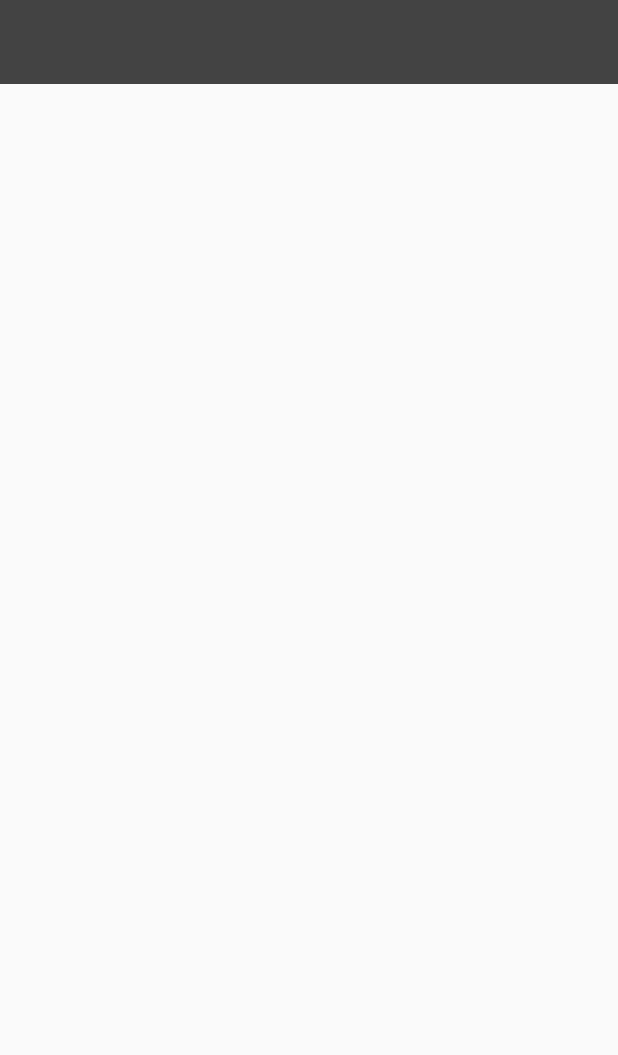
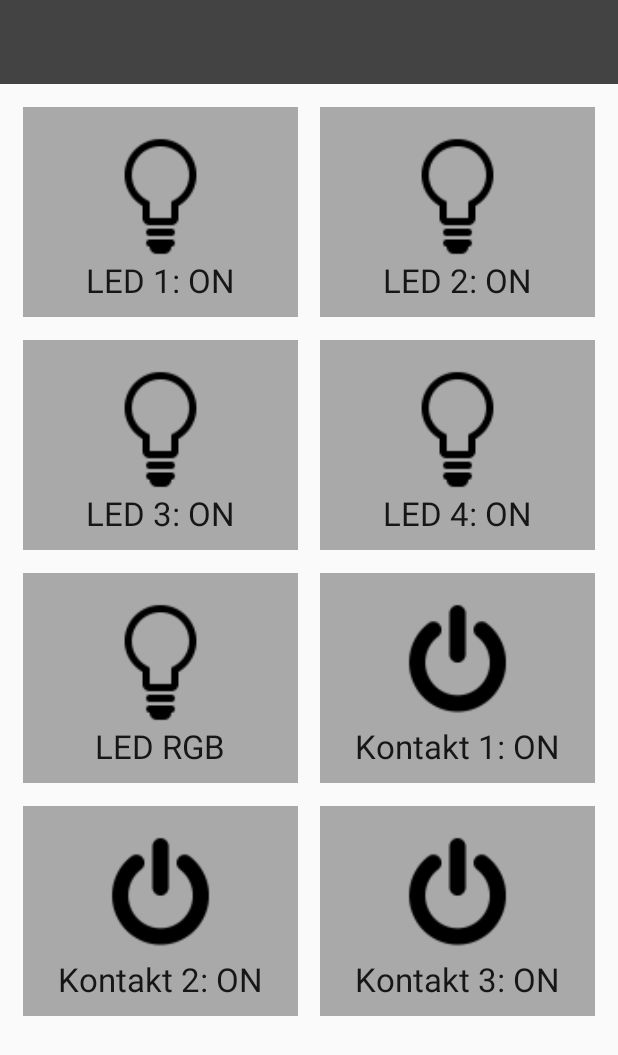
Before and after one commit to c1nek/SNOSandroid, an Android app: the MainActivity screen opened directly, with no data from a screen before it, in the side drawer, after a tap on "Kontrola", on a phone screen of 412 x 824 dp. Shown: the top 1055 px of the screen. Run offline under Robolectric (Android 15) with nearby library versions, the phone set to English and light mode, and no system bars; libraries missing offline, so code that uses them is left out: com.pes.androidmaterialcolorpickerdialog; 3 statements that could not run were skipped.

Commit message:
color picker: almost done
its imposubru to close it xD

```diff
--- a/SNOSand/app/build.gradle
+++ b/SNOSand/app/build.gradle
@@ -25,6 +25,7 @@ dependencies {
     compile 'com.android.support:appcompat-v7:23.1.1'
     compile 'com.android.support:support-v4:23.1.1'
     compile 'com.android.support:design:23.1.1'
+    compile 'com.pes.materialcolorpicker:library:1.0.1'
 }
 android {
     useLibrary 'org.apache.http.legacy'
--- a/SNOSand/app/src/main/AndroidManifest.xml
+++ b/SNOSand/app/src/main/AndroidManifest.xml
@@ -13,13 +13,15 @@
         android:theme="@style/AppTheme">
         <activity
             android:name=".LoginActivity"
-            android:label="CarCalc" >
+            android:label="snOS"
+            android:screenOrientation="portrait">
             <intent-filter>
                 <action android:name="android.intent.action.MAIN" />
                 <category android:name="android.intent.category.LAUNCHER" />
             </intent-filter>
         </activity>
-        <activity android:label="CarCalc" android:name=".MainActivity"/>
+        <activity android:label="snOS" android:name=".MainActivity"
+            android:screenOrientation="portrait"/>
     </application>
 
 </manifest>
--- a/SNOSand/app/src/main/java/com/dzordandev/snosand/MainActivity.java
+++ b/SNOSand/app/src/main/java/com/dzordandev/snosand/MainActivity.java
@@ -21,8 +21,6 @@ import java.util.List;
 
 public class MainActivity extends ActionBarActivity
         implements NavigationView.OnNavigationItemSelectedListener {
-
-
 
     carDetails carInfo;
 
@@ -99,7 +97,7 @@ public class MainActivity extends ActionBarActivity
                 break;
             case R.id.nav_switches:
                 fragmentManager.beginTransaction()
-                        .replace(R.id.cointainer, FuelFragment.newInstance())
+                        .replace(R.id.cointainer, SwitchesFragment.newInstance())
                         .commit();
                 break;
             case R.id.nav_charts:
--- /dev/null
+++ b/SNOSand/app/src/main/java/com/dzordandev/snosand/SwitchesFragment.java
@@ -0,0 +1,81 @@
+package com.dzordandev.snosand;
+
+import android.graphics.Color;
+import android.os.Bundle;
+import android.support.v4.app.Fragment;
+import android.view.LayoutInflater;
+import android.view.View;
+import android.view.ViewGroup;
+import android.widget.Button;
+import android.widget.ImageView;
+
+import com.pes.androidmaterialcolorpickerdialog.ColorPicker;
+
+/**
+ * Created by marci on 26.01.2016.
+ */
+public class SwitchesFragment extends Fragment {
+
+
+
+    ImageView rgb_button;
+    ColorPicker cp;
+    int selectedColorR, selectedColorG, selectedColorB;
+    int selectedColorRGB;
+
+    public static SwitchesFragment newInstance() {
+        SwitchesFragment fragment = new SwitchesFragment();
+        return fragment;
+    }
+
+    public SwitchesFragment() {
+    }
+
+    @Override
+    public View onCreateView(LayoutInflater inflater, ViewGroup container, Bundle savedInstanceState) {
+        View rootView = inflater.inflate(R.layout.switches_layout, container, false);
+
+        cp = new ColorPicker(getActivity(), 150, 150, 150);
+
+        rgb_button = (ImageView) rootView.findViewById(R.id.RGB_image);
+        rgb_button.setOnClickListener(rgbButtonOnClickListener);
+
+       // producentValue = (TextView) myInflatedView.findViewById(R.id.brand);
+
+
+        return rootView;
+    }
+
+    private ImageView.OnClickListener rgbButtonOnClickListener = new ImageView.OnClickListener() {
+        public void onClick(View arg0) {
+            cp.show();
+        }
+        };
+
+
+
+    /*
+    Button okColor = (Button)cp.findViewById(R.id.okColorButton);
+
+    okColor.setOnClickListener(new View.OnClickListener() {
+        @Override
+        public void onClick(View v) {
+
+            selectedColorR = cp.getRed();
+            selectedColorG = cp.getGreen();
+            selectedColorB = cp.getBlue();
+
+            selectedColorRGB = cp.getColor();
+
+            cp.dismiss();
+        }
+    });
+
+
+    @Override
+    public void onAttach(Activity activity) {
+        super.onAttach(activity);
+        ((MainActivity) activity).onSectionAttached(1);
+    }
+    */
+}
--- /dev/null
+++ b/SNOSand/app/src/main/res/layout-port/switches_layout.xml
@@ -0,0 +1,267 @@
+<?xml version="1.0" encoding="utf-8"?>
+<RelativeLayout xmlns:android="http://schemas.android.com/apk/res/android"
+    android:orientation="vertical" android:layout_width="match_parent"
+    android:layout_height="match_parent"
+    android:id="@+id/dataLay">
+
+
+    <ScrollView
+        android:layout_width="match_parent"
+        android:layout_height="match_parent"
+        android:id="@+id/scrollView"
+        android:layout_alignParentTop="true"
+        android:layout_alignParentStart="true" >
+
+        <TableLayout xmlns:android="http://schemas.android.com/apk/res/android"
+            android:id="@+id/tableLayout1"
+            android:layout_width="match_parent"
+            android:layout_height="wrap_content"
+            android:stretchColumns="0,1">
+
+        <TableRow
+            android:id="@+id/tableRow1"
+            android:layout_width="fill_parent"
+            android:layout_height="wrap_content">
+
+
+            <FrameLayout
+                android:layout_width="match_parent"
+                android:layout_height="140dp"
+                android:layout_marginLeft="15dp"
+                android:layout_marginTop="15dp"
+                android:layout_marginRight="7.5dp"
+                android:background="@color/colorPrimary"
+                android:id="@+id/led1_layout">
+
+                <ImageView
+                    android:layout_width="86dp"
+                    android:layout_height="86dp"
+                    android:id="@+id/imageView"
+                    android:layout_gravity="center"
+                    android:src="@mipmap/ic_bulb"
+                    android:layout_marginBottom="10dp" />
+
+                <TextView
+                    android:layout_width="wrap_content"
+                    android:layout_height="wrap_content"
+                    android:textAppearance="?android:attr/textAppearanceLarge"
+                    android:text="LED 1: ON"
+                    android:id="@+id/led1_status"
+                    android:layout_gravity="center_horizontal|bottom"
+                    android:layout_marginBottom="10dp" />
+            </FrameLayout>
+
+            <FrameLayout
+                android:layout_width="match_parent"
+                android:layout_height="140dp"
+                android:layout_marginLeft="7.5dp"
+                android:layout_marginTop="15dp"
+                android:layout_marginRight="15dp"
+                android:background="@color/colorPrimary"
+                android:id="@+id/led2_layout">
+
+                <ImageView
+                    android:layout_width="86dp"
+                    android:layout_height="86dp"
+                    android:id="@+id/imageView2"
+                    android:layout_gravity="center"
+                    android:src="@mipmap/ic_bulb"
+                    android:layout_marginBottom="10dp" />
+
+                <TextView
+                    android:layout_width="wrap_content"
+                    android:layout_height="wrap_content"
+                    android:textAppearance="?android:attr/textAppearanceLarge"
+                    android:text="LED 2: ON"
+                    android:id="@+id/led2_status"
+                    android:layout_gravity="center_horizontal|bottom"
+                    android:layout_marginBottom="10dp" />
+            </FrameLayout>
+        </TableRow>
+
+            <TableRow
+                android:id="@+id/tableRow2"
+                android:layout_width="fill_parent"
+                android:layout_height="wrap_content" >
+
+                <FrameLayout
+                    android:layout_width="match_parent"
+                    android:layout_height="140dp"
+                    android:layout_marginLeft="15dp"
+                    android:layout_marginTop="15dp"
+                    android:layout_marginRight="7.5dp"
+                    android:background="@color/colorPrimary"
+                    android:id="@+id/frameLayout" >
+
+                    <ImageView
+                        android:layout_width="86dp"
+                        android:layout_height="86dp"
+                        android:id="@+id/imageView4"
+                        android:layout_gravity="center"
+                        android:src="@mipmap/ic_bulb"
+                        android:layout_marginBottom="10dp" />
+
+                    <TextView
+                        android:layout_width="wrap_content"
+                        android:layout_height="wrap_content"
+                        android:textAppearance="?android:attr/textAppearanceLarge"
+                        android:text="LED 3: ON"
+                        android:id="@+id/led3_status"
+                        android:layout_gravity="center_horizontal|bottom"
+                        android:layout_marginBottom="10dp" />
+                </FrameLayout>
+
+                <FrameLayout
+                    android:layout_width="match_parent"
+                    android:layout_height="140dp"
+                    android:layout_marginLeft="7.5dp"
+                    android:layout_marginTop="15dp"
+                    android:layout_marginRight="15dp"
+                    android:background="@color/colorPrimary"
+                    android:id="@+id/frameLayout2" >
+
+                    <ImageView
+                        android:layout_width="86dp"
+                        android:layout_height="86dp"
+                        android:id="@+id/imageView5"
+                        android:layout_gravity="center"
+                        android:src="@mipmap/ic_bulb"
+                        android:layout_marginBottom="10dp" />
+
+                    <TextView
+                        android:layout_width="wrap_content"
+                        android:layout_height="wrap_content"
+                        android:textAppearance="?android:attr/textAppearanceLarge"
+                        android:text="LED 4: ON"
+                        android:id="@+id/les4_status"
+                        android:layout_gravity="center_horizontal|bottom"
+                        android:layout_marginBottom="10dp" />
+                </FrameLayout>
+            </TableRow>
+
+            <TableRow
+                android:id="@+id/tableRow3"
+                android:layout_width="fill_parent"
+                android:layout_height="wrap_content" >
+
+                <FrameLayout
+                    android:layout_width="match_parent"
+                    android:layout_height="140dp"
+                    android:layout_marginLeft="15dp"
+                    android:layout_marginTop="15dp"
+                    android:layout_marginRight="7.5dp"
+                    android:background="@color/colorPrimary"
+                    android:id="@+id/frameLayout3" >
+
+                    <ImageView
+                        android:layout_width="86dp"
+                        android:layout_height="86dp"
+                        android:id="@+id/RGB_image"
+                        android:layout_gravity="center"
+                        android:src="@mipmap/ic_bulb"
+                        android:layout_marginBottom="10dp" />
+
+                    <TextView
+                        android:layout_width="wrap_content"
+                        android:layout_height="wrap_content"
+                        android:textAppearance="?android:attr/textAppearanceLarge"
+                        android:text="LED RGB"
+                        android:id="@+id/rgb_status"
+                        android:layout_gravity="center_horizontal|bottom"
+                        android:layout_marginBottom="10dp" />
+                </FrameLayout>
+
+                <FrameLayout
+                    android:layout_width="match_parent"
+                    android:layout_height="140dp"
+                    android:layout_marginLeft="7.5dp"
+                    android:layout_marginTop="15dp"
+                    android:layout_marginRight="15dp"
+                    android:background="@color/colorPrimary"
+                    android:id="@+id/frameLayout4" >
+
+                    <ImageView
+                        android:layout_width="86dp"
+                        android:layout_height="86dp"
+                        android:id="@+id/imageView7"
+                        android:layout_gravity="center"
+                        android:src="@mipmap/ic_onoff"
+                        android:layout_marginBottom="10dp" />
+
+                    <TextView
+                        android:layout_width="wrap_content"
+                        android:layout_height="wrap_content"
+                        android:textAppearance="?android:attr/textAppearanceLarge"
+                        android:text="Kontakt 1: ON"
+                        android:id="@+id/switch1_status"
+                        android:layout_gravity="center_horizontal|bottom"
+                        android:layout_marginBottom="10dp" />
+                </FrameLayout>
+            </TableRow>
+
+            <TableRow
+                android:id="@+id/tableRow4"
+                android:layout_width="fill_parent"
+                android:layout_height="wrap_content" >
+
+                <FrameLayout
+                    android:layout_width="match_parent"
+                    android:layout_height="140dp"
+                    android:layout_marginLeft="15dp"
+                    android:layout_marginTop="15dp"
+                    android:layout_marginRight="7.5dp"
+                    android:background="@color/colorPrimary"
+                    android:id="@+id/frameLayout5"
+                    android:layout_marginBottom="15dp">
+
+                    <TextView
+                        android:layout_width="wrap_content"
+                        android:layout_height="wrap_content"
+                        android:textAppearance="?android:attr/textAppearanceLarge"
+                        android:text="Kontakt 2: ON"
+                        android:id="@+id/switch2_status"
+                        android:layout_gravity="center_horizontal|bottom"
+                        android:layout_marginBottom="10dp" />
+
+                    <ImageView
+                        android:layout_width="86dp"
+                        android:layout_height="86dp"
+                        android:id="@+id/imageView8"
+                        android:layout_gravity="center"
+                        android:src="@mipmap/ic_onoff"
+                        android:layout_marginBottom="10dp" />
+                </FrameLayout>
+
+                <FrameLayout
+                    android:layout_width="match_parent"
+                    android:layout_height="140dp"
+                    android:layout_marginLeft="7.5dp"
+                    android:layout_marginTop="15dp"
+                    android:layout_marginRight="15dp"
+                    android:background="@color/colorPrimary"
+                    android:id="@+id/frameLayout6"
+                    android:layout_marginBottom="15dp">
+
+                    <TextView
+                        android:layout_width="wrap_content"
+                        android:layout_height="wrap_content"
+                        android:textAppearance="?android:attr/textAppearanceLarge"
+                        android:text="Kontakt 3: ON"
+                        android:id="@+id/switch3_status"
+                        android:layout_gravity="center_horizontal|bottom"
+                        android:layout_marginBottom="10dp" />
+
+                    <ImageView
+                        android:layout_width="86dp"
+                        android:layout_height="86dp"
+                        android:id="@+id/imageView9"
+                        android:layout_gravity="center"
+                        android:src="@mipmap/ic_onoff"
+                        android:layout_marginBottom="10dp" />
+                </FrameLayout>
+            </TableRow>
+        </TableLayout>
+    </ScrollView>
+
+
+</RelativeLayout>
--- a/SNOSand/build.gradle
+++ b/SNOSand/build.gradle
@@ -6,6 +6,9 @@ buildscript {
     }
     dependencies {
         classpath 'com.android.tools.build:gradle:1.5.0'
+
+
+
 
         // NOTE: Do not place your application dependencies here; they belong
         // in the individual module build.gradle files
```
Also changed, not shown: SNOSand/app/src/main/ic_bulb-web.png (added), SNOSand/app/src/main/ic_onoff-web.png (added), SNOSand/app/src/main/res/mipmap-hdpi/ic_bulb.png (added), SNOSand/app/src/main/res/mipmap-hdpi/ic_onoff.png (added), SNOSand/app/src/main/res/mipmap-mdpi/ic_bulb.png (added), SNOSand/app/src/main/res/mipmap-mdpi/ic_onoff.png (added), SNOSand/app/src/main/res/mipmap-xhdpi/ic_bulb.png (added), SNOSand/app/src/main/res/mipmap-xhdpi/ic_onoff.png (added), SNOSand/app/src/main/res/mipmap-xxhdpi/ic_bulb.png (added), SNOSand/app/src/main/res/mipmap-xxhdpi/ic_onoff.png (added), SNOSand/app/src/main/res/mipmap-xxxhdpi/ic_bulb.png (added), SNOSand/app/src/main/res/mipmap-xxxhdpi/ic_onoff.png (added).
